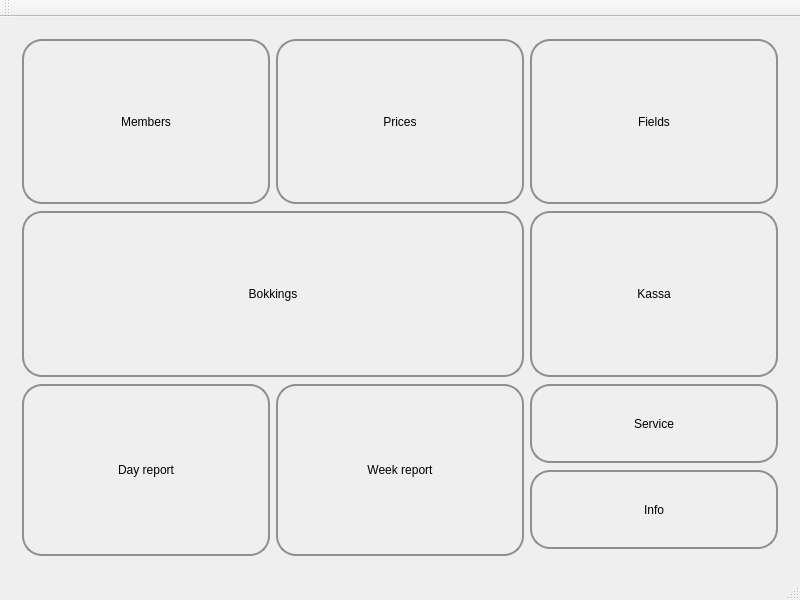
The window that mainwindow.ui (lamouski/TCN) describes before a commit, drawn with Qt 5.
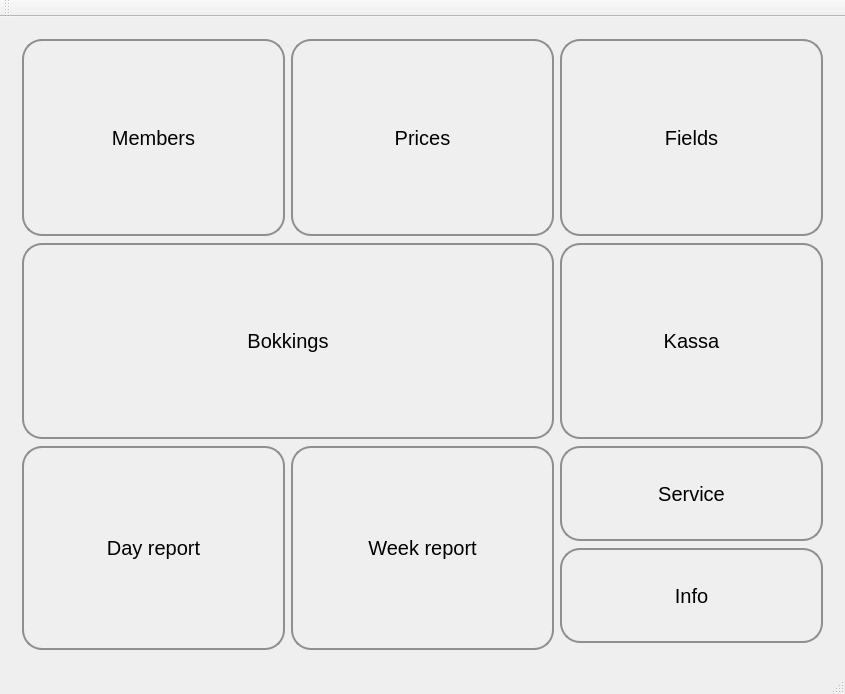
The same window after the commit. Custom widgets are drawn as their Qt base class.

```diff
--- a/mainwindow.ui
+++ b/mainwindow.ui
@@ -6,8 +6,8 @@
    <rect>
     <x>0</x>
     <y>0</y>
-    <width>800</width>
-    <height>600</height>
+    <width>845</width>
+    <height>694</height>
    </rect>
   </property>
   <property name="sizePolicy">
@@ -45,6 +45,11 @@
             <verstretch>0</verstretch>
            </sizepolicy>
           </property>
+          <property name="font">
+           <font>
+            <pointsize>15</pointsize>
+           </font>
+          </property>
           <property name="styleSheet">
            <string notr="true">QPushButton {
     border: 2px solid #8f8f91;
@@ -72,6 +77,11 @@
             <verstretch>0</verstretch>
            </sizepolicy>
           </property>
+          <property name="font">
+           <font>
+            <pointsize>15</pointsize>
+           </font>
+          </property>
           <property name="styleSheet">
            <string notr="true">QPushButton {
     border: 2px solid #8f8f91;
@@ -99,6 +109,11 @@
             <verstretch>0</verstretch>
            </sizepolicy>
           </property>
+          <property name="font">
+           <font>
+            <pointsize>15</pointsize>
+           </font>
+          </property>
           <property name="styleSheet">
            <string notr="true">QPushButton {
     border: 2px solid #8f8f91;
@@ -126,6 +141,11 @@
             <verstretch>0</verstretch>
            </sizepolicy>
           </property>
+          <property name="font">
+           <font>
+            <pointsize>15</pointsize>
+           </font>
+          </property>
           <property name="styleSheet">
            <string notr="true">QPushButton {
     border: 2px solid #8f8f91;
@@ -153,6 +173,11 @@
             <verstretch>0</verstretch>
            </sizepolicy>
           </property>
+          <property name="font">
+           <font>
+            <pointsize>15</pointsize>
+           </font>
+          </property>
           <property name="styleSheet">
            <string notr="true">QPushButton {
     border: 2px solid #8f8f91;
@@ -180,6 +205,11 @@
             <verstretch>0</verstretch>
            </sizepolicy>
           </property>
+          <property name="font">
+           <font>
+            <pointsize>15</pointsize>
+           </font>
+          </property>
           <property name="styleSheet">
            <string notr="true">QPushButton {
     border: 2px solid #8f8f91;
@@ -207,6 +237,11 @@
             <verstretch>0</verstretch>
            </sizepolicy>
           </property>
+          <property name="font">
+           <font>
+            <pointsize>15</pointsize>
+           </font>
+          </property>
           <property name="styleSheet">
            <string notr="true">QPushButton {
     border: 2px solid #8f8f91;
@@ -252,6 +287,11 @@
                <verstretch>0</verstretch>
               </sizepolicy>
              </property>
+             <property name="font">
+              <font>
+               <pointsize>15</pointsize>
+              </font>
+             </property>
              <property name="styleSheet">
               <string notr="true">QPushButton {
     border: 2px solid #8f8f91;
@@ -279,6 +319,11 @@
                <verstretch>0</verstretch>
               </sizepolicy>
              </property>
+             <property name="font">
+              <font>
+               <pointsize>15</pointsize>
+              </font>
+             </property>
              <property name="styleSheet">
               <string notr="true">QPushButton {
     border: 2px solid #8f8f91;
```
